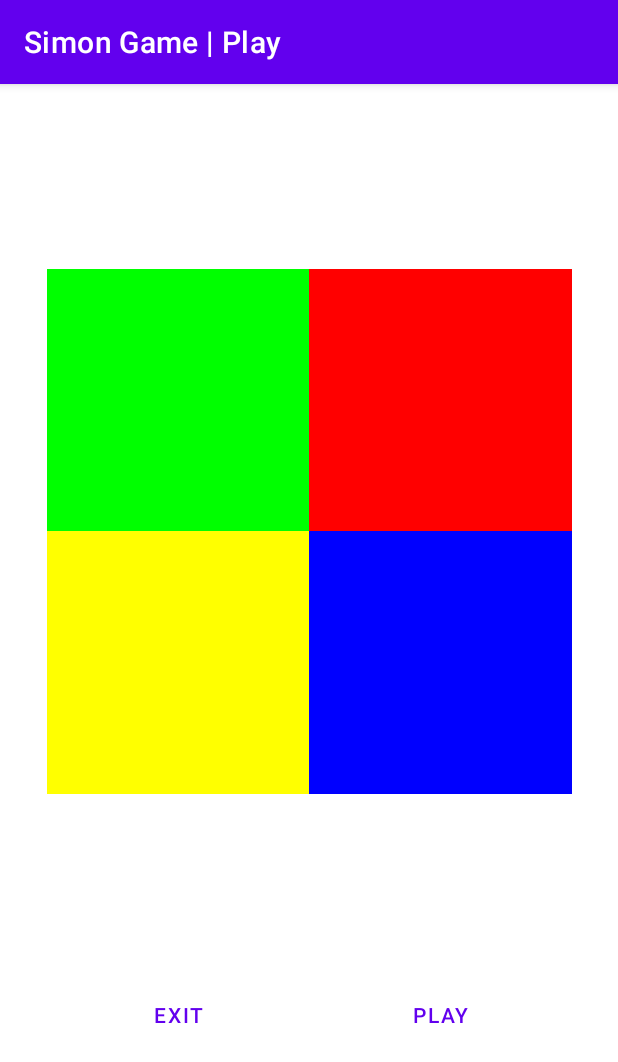
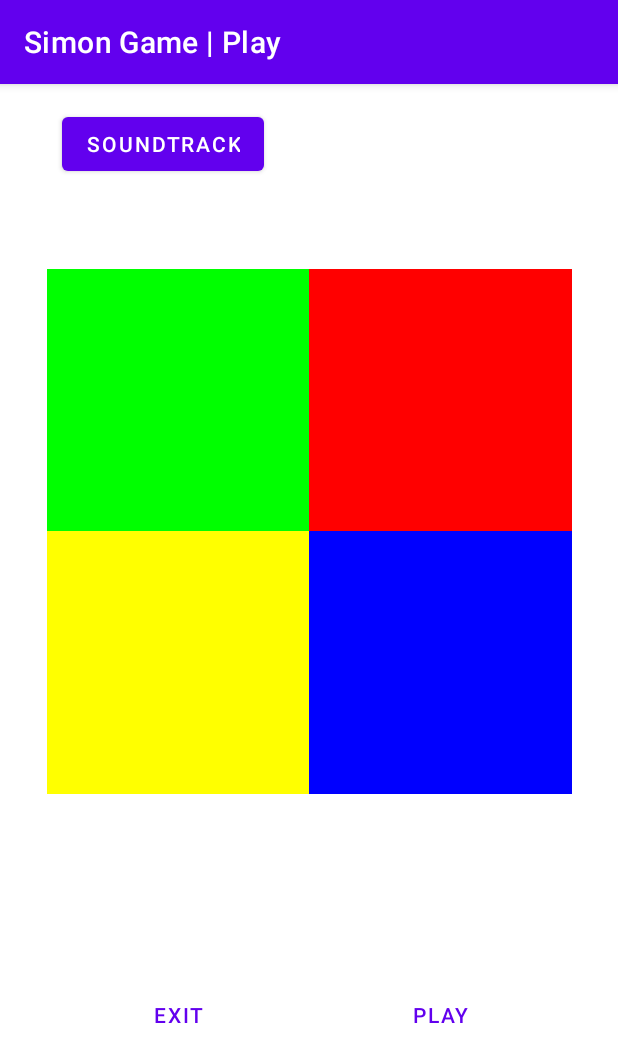
Before and after one commit to elmarchant/m08-uf2-proyecto_android, an Android app: the PlayFragment screen opened through its navigation route, on a phone screen of 412 x 824 dp. Shown: the top 1062 px of the screen. Run offline under Robolectric (Android 15) with nearby library versions, the phone set to English and light mode, and no system bars.

Commit message:
Insercion de soundtrack y firebase

```diff
--- a/app/build.gradle
+++ b/app/build.gradle
@@ -1,5 +1,6 @@
 plugins {
     id 'com.android.application'
+    id 'com.google.gms.google-services'
 }
 
 android {
@@ -35,6 +36,7 @@ dependencies {
     implementation 'androidx.legacy:legacy-support-v4:1.0.0'
     implementation "androidx.navigation:navigation-fragment:2.4.1"
     implementation "androidx.navigation:navigation-ui:2.4.1"
+    implementation 'com.google.firebase:firebase-database:19.2.1'
     testImplementation 'junit:junit:4.+'
     androidTestImplementation 'androidx.test.ext:junit:1.1.3'
     androidTestImplementation 'androidx.test.espresso:espresso-core:3.4.0'
--- a/app/src/main/java/com/local/marchant/app/ui/PlayFragment.java
+++ b/app/src/main/java/com/local/marchant/app/ui/PlayFragment.java
@@ -44,12 +44,15 @@ public class PlayFragment extends Fragment {
     private CanvasView cview;
     private boolean clicking = false;
     private int index = 0;
+    private Button btn_soundtrack;
+    private int posicion = 0;
 
     // Mediaplay audio de botones
     private MediaPlayer song_green;
     private MediaPlayer song_blue;
     private MediaPlayer song_yellow;
     private MediaPlayer song_red;
+    private MediaPlayer soundtrack;
 
 
     public PlayFragment() {
@@ -92,6 +95,7 @@ public class PlayFragment extends Fragment {
 
         getActivity().setTitle("Simon Game | Play");
 
+        btn_soundtrack = (Button) root.findViewById(R.id.btn_soundtrack);
         nav_exit = (Button) root.findViewById(R.id.nav_exit);
         start_game = (Button) root.findViewById(R.id.start_game);
         cview = (CanvasView) root.findViewById(R.id.canvas);
@@ -103,10 +107,26 @@ public class PlayFragment extends Fragment {
             }
         });
 
+        soundtrack = MediaPlayer.create(getContext(),R.raw.soudtrack);
         song_green = MediaPlayer.create(getContext(), R.raw.b3);
         song_blue = MediaPlayer.create(getContext(), R.raw.e2);
         song_yellow = MediaPlayer.create(getContext(), R.raw.d3);
         song_red = MediaPlayer.create(getContext(), R.raw.g3);
+
+        soundtrack.start();
+
+        btn_soundtrack.setOnClickListener(new View.OnClickListener() {
+            @Override
+            public void onClick(View v) {
+                if (soundtrack != null && soundtrack.isPlaying()){
+                    posicion = soundtrack.getCurrentPosition();
+                    soundtrack.pause();
+                }else if(soundtrack != null && soundtrack.isPlaying() == false) {
+                    soundtrack.seekTo(posicion);
+                    soundtrack.start();
+                }
+            }
+        });
 
         cview.setOnTouchListener(new View.OnTouchListener() {
             @Override
--- a/app/src/main/res/layout/fragment_play.xml
+++ b/app/src/main/res/layout/fragment_play.xml
@@ -44,4 +44,14 @@
             style="?android:attr/buttonBarButtonStyle" />
     </LinearLayout>
 
+    <Button
+        android:id="@+id/btn_soundtrack"
+        android:layout_width="wrap_content"
+        android:layout_height="wrap_content"
+        android:layout_marginStart="41dp"
+        android:layout_marginTop="16dp"
+        android:text="Soundtrack"
+        app:layout_constraintStart_toStartOf="parent"
+        app:layout_constraintTop_toTopOf="parent" />
+
 </androidx.constraintlayout.widget.ConstraintLayout>
--- a/build.gradle
+++ b/build.gradle
@@ -6,6 +6,7 @@ buildscript {
     }
     dependencies {
         classpath "com.android.tools.build:gradle:7.0.3"
+        classpath 'com.google.gms:google-services:4.3.3'
 
         // NOTE: Do not place your application dependencies here; they belong
         // in the individual module build.gradle files
```
Also changed, not shown: app/src/main/res/layout/fragment_start.xml (+13 -0 lines), 2 other files.
